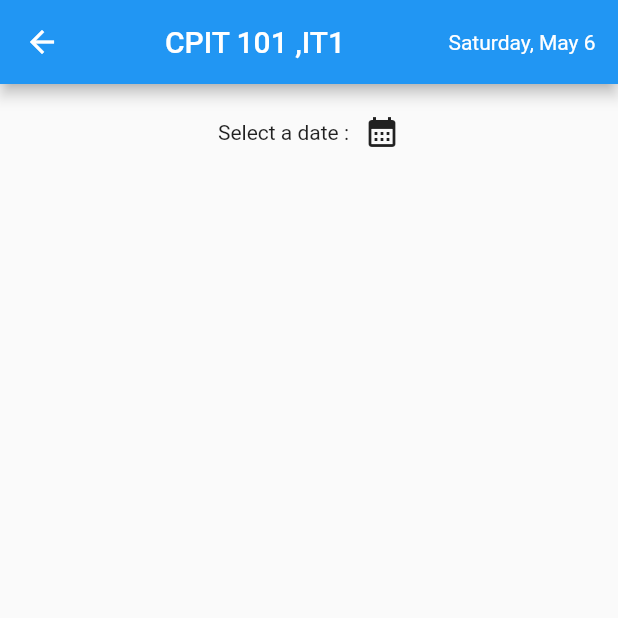
After one commit to SeniorProject-FaceRecognition/FaceRecognitionForAttendance, a Flutter app: the screen it shows after launch, after a tap on "IT1", on a phone screen of 412 x 824 dp, the top half of it. The commit adds this screen. Run offline on Flutter 3.47's test engine with Material 2 defaults, Android fonts, the phone set to English and light mode, and no system bars; our stand-ins replace syncfusion_flutter_datepicker.

Commit message:
adjustments, select lecture page completed

```diff
--- a/lib/Widgets/course_widget.dart
+++ b/lib/Widgets/course_widget.dart
@@ -1,11 +1,14 @@
 import 'package:flutter/material.dart';
 import 'package:senior_project/models/course.dart';
 
+// ignore: must_be_immutable
 class CourseWidget extends StatefulWidget {
-  const CourseWidget({super.key, required this.course});
+  CourseWidget(
+      {super.key, required this.course, this.function, this.onSelectParam});
 
   final Course? course;
-
+  final VoidCallback? function;
+  Function(int)? onSelectParam;
   @override
   State<CourseWidget> createState() => _CourseWidgetState();
 }
@@ -27,7 +30,13 @@ class _CourseWidgetState extends State<CourseWidget> {
           child: ListView.builder(
             itemCount: widget.course!.sections.length,
             itemBuilder: (context, index) {
-              return Container(
+              return InkWell(
+                onTap: () {
+                  widget.function!.call();
+                  widget.onSelectParam!(index);
+                  setState(() {});
+                },
+                child: Container(
                   margin: const EdgeInsets.all(10),
                   decoration: BoxDecoration(
                     border: Border.all(),
@@ -37,6 +46,7 @@ class _CourseWidgetState extends State<CourseWidget> {
                     padding: const EdgeInsets.all(10),
                     child: Text(widget.course!.sections[index].id!),
                   ),
+                ),
               );
             },
           ),
--- /dev/null
+++ b/lib/models/lecture.dart
@@ -0,0 +1,7 @@
+class Lecture {
+  final DateTime? day;
+
+  final List? attendanceList;
+
+  Lecture(this.day, this.attendanceList);
+}
--- a/lib/models/section.dart
+++ b/lib/models/section.dart
@@ -1,7 +1,10 @@
+import 'package:senior_project/models/lecture.dart';
+
 class Section {
   final String? id;
   final String? days;
   final String? time;
+  final List<Lecture>? lectures;
 
-  Section(this.id, this.days, this.time);
+  Section(this.id, this.days, this.time, this.lectures);
 }
--- a/lib/pages/select_class.dart
+++ b/lib/pages/select_class.dart
@@ -1,8 +1,10 @@
 import 'package:flutter/material.dart';
 import 'package:senior_project/Widgets/course_widget.dart';
 import 'package:senior_project/models/course.dart';
+import 'package:senior_project/models/lecture.dart';
 import 'package:senior_project/models/lecturer.dart';
 import 'package:senior_project/models/section.dart';
+import 'package:senior_project/pages/select_Lecture.dart';
 
 class SelectClass extends StatefulWidget {
   const SelectClass({
@@ -13,14 +15,41 @@ class SelectClass extends StatefulWidget {
   State<SelectClass> createState() => _SelectClassState();
 }
 
+List<Lecture>? lectures1 = [
+  Lecture(
+    DateTime(2023, 5, 7, 13, 00),
+    [],
+  ),
+  Lecture(
+    DateTime(2023, 5, 7, 11, 00),
+    [],
+  ),
+  Lecture(
+    DateTime(2023, 5, 7, 15, 00),
+    [],
+  ),
+  Lecture(
+    DateTime(2023, 5, 10, 15, 00),
+    [],
+  ),
+  Lecture(
+    DateTime(2023, 5, 9, 15, 00),
+    [],
+  ),
+  Lecture(
+    DateTime(2023, 5, 8, 15, 00),
+    [],
+  ),
+];
+
 List<Section>? sections1 = [
-  Section("IT1", "TRU", "13:00 - 14:40"),
-  Section("IT2", "TRU", "13:00 - 14:40"),
-  Section("IT3", "TRU", "13:00 - 14:40"),
+  Section("IT1", "TRU", "13:00 - 14:40", []),
+  Section("IT2", "TRU", "11:00 - 12:40", lectures1),
+  Section("IT3", "TRU", "15:00 - 16:40", []),
 ];
 List<Section>? sections2 = [
-  Section("IT1", "TRU", "13:00 - 14:40"),
-  Section("IT2", "TRU", "13:00 - 14:40"),
+  Section("IT1", "MW", "13:00 - 14:40", []),
+  Section("IT2", "MW", "15:00 - 16:40", []),
 ];
 
 class _SelectClassState extends State<SelectClass> {
@@ -29,6 +58,9 @@ class _SelectClassState extends State<SelectClass> {
     Course("CPIT 201", sections2!)
   ];
   Lecturer? lecturer = Lecturer('Motasem Aljarah', 'id', 'image');
+
+  int sectionindex = 0;
+
   @override
   Widget build(BuildContext context) {
     return Scaffold(
@@ -56,7 +88,24 @@ class _SelectClassState extends State<SelectClass> {
           ),
           for (int i = 0; i < courses!.length; i++)
             Expanded(
-              child: CourseWidget(course: courses![i]),
+              child: CourseWidget(
+                course: courses![i],
+                onSelectParam: (p0) {
+                  sectionindex = p0;
+
+                  setState(() {});
+                },
+                function: () => Navigator.push(
+                  context,
+                  MaterialPageRoute(
+                    builder: (context) => SelectLecture(
+                      lectures: courses![i].sections[sectionindex].lectures,
+                      header:
+                          "${courses![i].id!} ,${courses![i].sections[sectionindex].id}",
+                    ),
+                  ),
+                ),
+              ),
             ),
         ],
       ),
--- /dev/null
+++ b/lib/pages/select_lecture.dart
@@ -0,0 +1,118 @@
+import 'package:flutter/material.dart';
+import 'package:intl/intl.dart';
+import 'package:senior_project/models/lecture.dart';
+import 'package:syncfusion_flutter_datepicker/datepicker.dart';
+
+class SelectLecture extends StatefulWidget {
+  const SelectLecture({super.key, this.lectures, this.header});
+
+  final List<Lecture>? lectures;
+  final String? header;
+
+  @override
+  State<SelectLecture> createState() => _SelectLectureState();
+}
+
+DateTime date = DateTime.now();
+
+List<Lecture> lectures = [];
+
+class _SelectLectureState extends State<SelectLecture> {
+  @override
+  void initState() {
+    lectures = widget.lectures!
+        .where((element) =>
+            DateFormat.Md()
+                .format(date)
+                .compareTo(DateFormat.Md().format(element.day!)) ==
+            0)
+        .toList();
+    lectures.sort(
+      (a, b) => a.day!.compareTo(b.day!),
+    );
+    super.initState();
+  }
+
+  @override
+  Widget build(BuildContext context) {
+    return Scaffold(
+      appBar: AppBar(
+        title: Center(
+          child: Text(widget.header!),
+        ),
+        actions: [
+          Padding(
+            padding: const EdgeInsets.all(15),
+            child: Center(
+              child: Text(
+                DateFormat.MMMMEEEEd().format(date),
+              ),
+            ),
+          )
+        ],
+      ),
+      body: Column(
+        children: [
+          const SizedBox(
+            height: 20,
+          ),
+          Row(
+            mainAxisAlignment: MainAxisAlignment.center,
+            children: [
+              const Text("Select a date :"),
+              const SizedBox(
+                width: 10,
+              ),
+              InkWell(
+                onTap: () => showDialog(
+                  context: context,
+                  builder: (context) {
+                    var height = MediaQuery.of(context).size.height;
+                    var width = MediaQuery.of(context).size.width;
+
+                    return AlertDialog(
+                      content: Container(
+                        height: height / 2,
+                        width: width / 2,
+                        color: Colors.white,
+                        child: SfDateRangePicker(
+                          onSelectionChanged:
+                              (dateRangePickerSelectionChangedArgs) {
+                            date = dateRangePickerSelectionChangedArgs.value;
+                            setState(() {});
+                          },
+                        ),
+                      ),
+                    );
+                  },
+                ),
+                child: const Icon(
+                  Icons.calendar_month,
+                ),
+              ),
+            ],
+          ),
+          const SizedBox(
+            height: 36,
+          ),
+          Expanded(
+            child: ListView.builder(
+              itemCount: lectures.length,
+              itemBuilder: (context, index) {
+                return Container(
+                  padding: const EdgeInsets.all(10),
+                  margin: const EdgeInsets.all(10),
+                  decoration: BoxDecoration(
+                    border: Border.all(),
+                    borderRadius: BorderRadius.circular(8),
+                  ),
+                  child: Text(DateFormat.jm().format(lectures[index].day!)),
+                );
+              },
+            ),
+          )
+        ],
+      ),
+    );
+  }
+}
--- a/pubspec.yaml
+++ b/pubspec.yaml
@@ -35,6 +35,8 @@ dependencies:
   # The following adds the Cupertino Icons font to your application.
   # Use with the CupertinoIcons class for iOS style icons.
   cupertino_icons: ^1.0.2
+  intl: ^0.18.1
+  syncfusion_flutter_datepicker: ^21.2.3
 
 dev_dependencies:
   flutter_test:
```
Also changed, not shown: pubspec.lock. Lines whose indentation alone changed are shown as unchanged.
